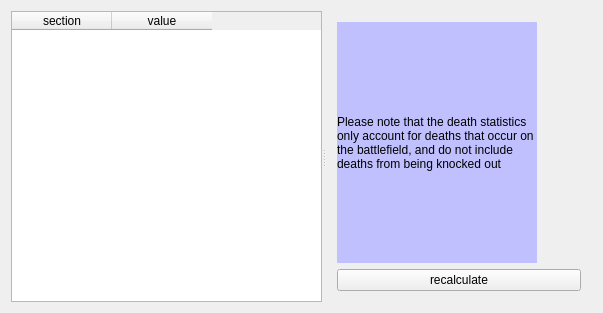
The window that SaSH/form/afkinfoform.ui (bestkakkoii/SaSH) describes before a commit, drawn with Qt 5.
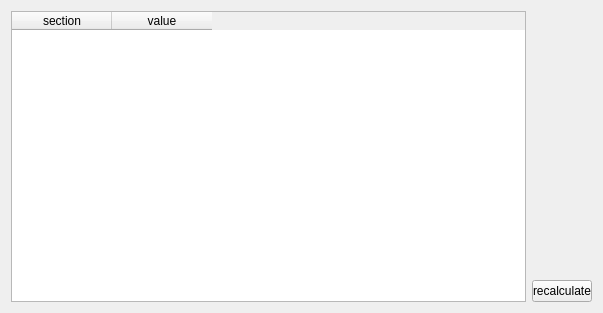
The same window after the commit. Custom widgets are drawn as their Qt base class.

The edit to the form file:
```diff
--- a/SaSH/form/afkinfoform.ui
+++ b/SaSH/form/afkinfoform.ui
@@ -13,13 +13,9 @@
   <property name="windowTitle">
    <string>AfkInfoForm</string>
   </property>
-  <layout class="QGridLayout" name="gridLayout">
-   <item row="0" column="0">
-    <widget class="QSplitter" name="splitter">
-     <property name="orientation">
-      <enum>Qt::Horizontal</enum>
-     </property>
-     <widget class="QTableWidget" name="tableWidget">
+  <layout class="QHBoxLayout" name="horizontalLayout">
+   <item>
+    <widget class="TableWidget" name="tableWidget">
       <property name="editTriggers">
        <set>QAbstractItemView::NoEditTriggers</set>
       </property>
@@ -37,49 +33,36 @@
        </property>
       </column>
      </widget>
-     <widget class="QWidget" name="layoutWidget">
+   </item>
+   <item>
       <layout class="QVBoxLayout" name="verticalLayout">
        <item>
-        <widget class="QLabel" name="label">
-         <property name="minimumSize">
+      <spacer name="verticalSpacer">
+       <property name="orientation">
+        <enum>Qt::Vertical</enum>
+       </property>
+       <property name="sizeHint" stdset="0">
           <size>
-           <width>0</width>
-           <height>0</height>
-          </size>
-         </property>
+         <width>20</width>
+         <height>40</height>
+        </size>
+       </property>
+      </spacer>
+     </item>
+     <item>
+      <widget class="PushButton" name="pushButton">
          <property name="maximumSize">
           <size>
-           <width>200</width>
+         <width>60</width>
            <height>16777215</height>
           </size>
          </property>
-         <property name="styleSheet">
-          <string notr="true">QLabel {
-	
-	background-color: rgb(192, 192, 255);
-}</string>
-         </property>
-         <property name="text">
-          <string>Please note that the death statistics only account for deaths that occur on the battlefield, and do not include deaths from being knocked out</string>
-         </property>
-         <property name="textFormat">
-          <enum>Qt::AutoText</enum>
-         </property>
-         <property name="wordWrap">
-          <bool>true</bool>
-         </property>
-        </widget>
-       </item>
-       <item>
-        <widget class="PushButton" name="pushButton">
          <property name="text">
           <string>recalculate</string>
          </property>
         </widget>
        </item>
       </layout>
-     </widget>
-    </widget>
    </item>
   </layout>
  </widget>
@@ -90,6 +73,11 @@
    <extends>QPushButton</extends>
    <header location="global">pushbutton.h</header>
   </customwidget>
+  <customwidget>
+   <class>TableWidget</class>
+   <extends>QTableWidget</extends>
+   <header location="global">tablewidget.h</header>
+  </customwidget>
  </customwidgets>
  <resources/>
  <connections/>
```
Lines whose indentation alone changed are shown as unchanged.
